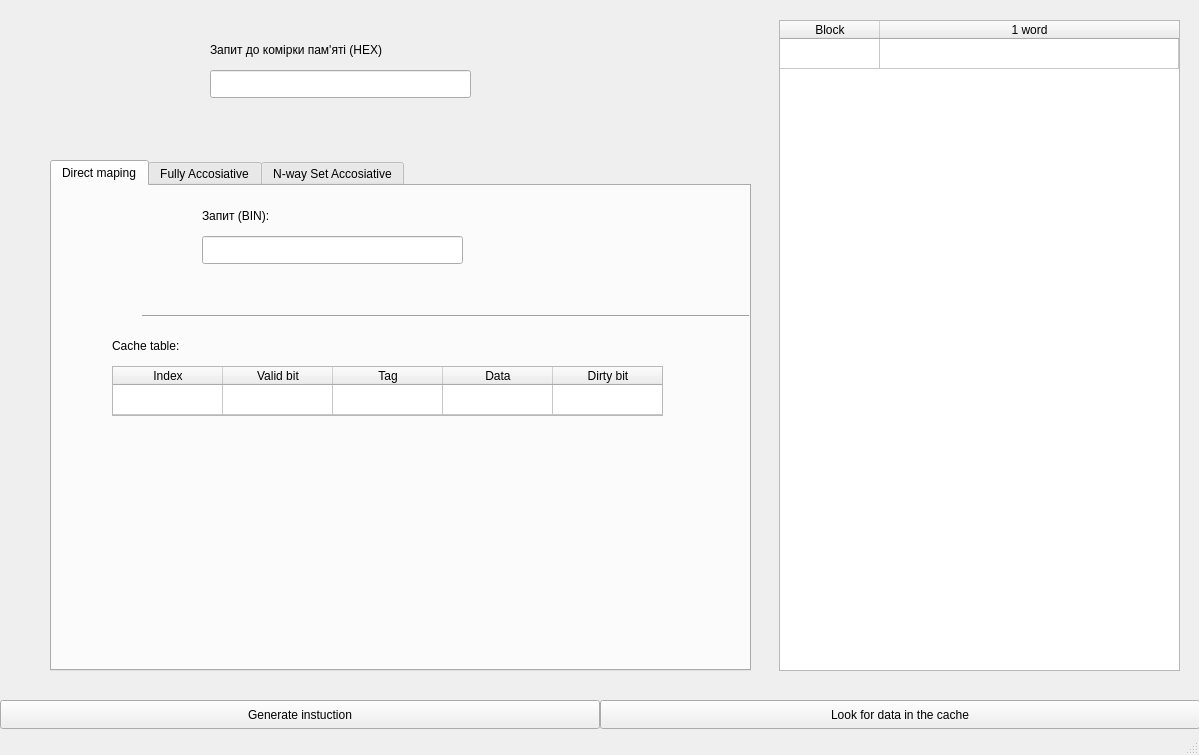
Qt form mainwindow.ui (MrSal0/cache_emulator) before a commit.
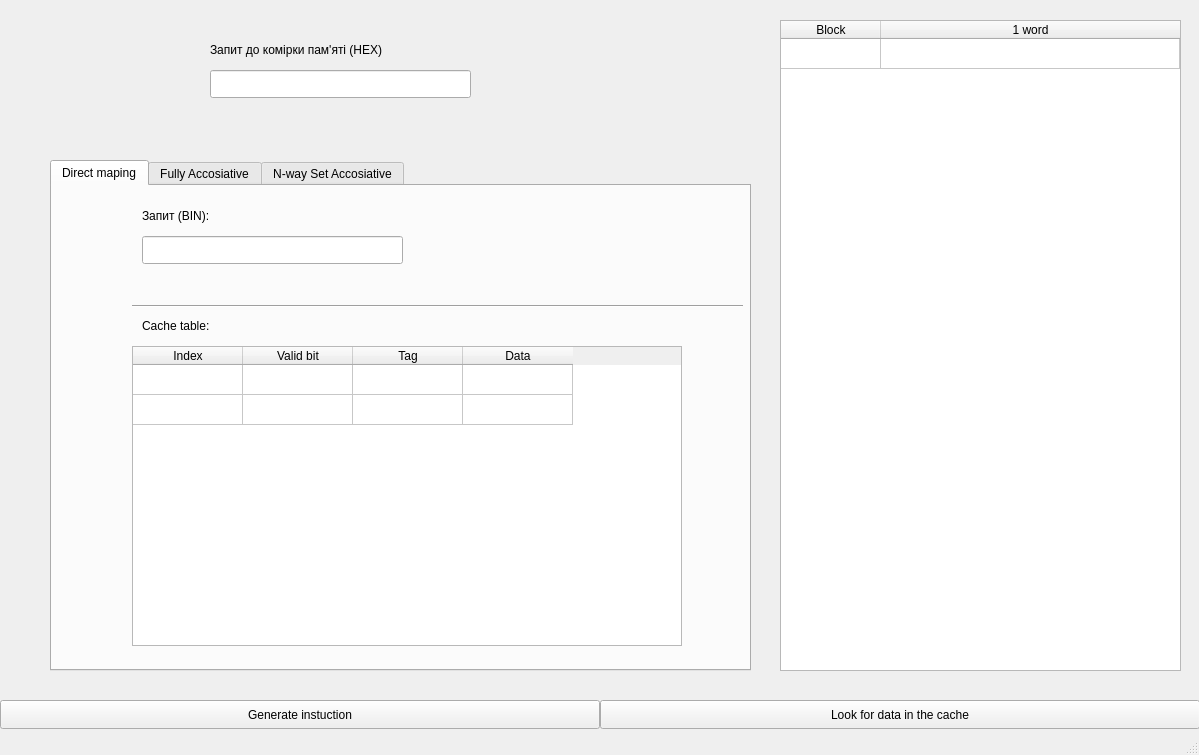
The same form after that commit.

Commit message: Direct mapped cache, part 2. First working test without writing policies.

What changed in the file:
```diff
--- a/mainwindow.ui
+++ b/mainwindow.ui
@@ -36,7 +36,7 @@
      <bool>false</bool>
     </property>
    </widget>
-   <widget class="QLabel" name="label_2">
+   <widget class="QLabel" name="label_1">
     <property name="geometry">
      <rect>
       <x>210</x>
@@ -52,7 +52,7 @@
    <widget class="QTableWidget" name="tableWidget_mainMemory">
     <property name="geometry">
      <rect>
-      <x>779</x>
+      <x>780</x>
       <y>20</y>
       <width>401</width>
       <height>651</height>
@@ -105,10 +105,10 @@
      <attribute name="title">
       <string>Direct maping</string>
      </attribute>
-     <widget class="QLabel" name="label">
+     <widget class="QLabel" name="label_2">
       <property name="geometry">
        <rect>
-        <x>150</x>
+        <x>90</x>
         <y>20</y>
         <width>91</width>
         <height>20</height>
@@ -121,20 +121,23 @@
      <widget class="QTableWidget" name="tableWidget_2">
       <property name="geometry">
        <rect>
-        <x>60</x>
-        <y>180</y>
-        <width>551</width>
-        <height>50</height>
+        <x>80</x>
+        <y>160</y>
+        <width>550</width>
+        <height>300</height>
        </rect>
       </property>
+      <property name="lineWidth">
+       <number>1</number>
+      </property>
       <property name="verticalScrollBarPolicy">
-       <enum>Qt::ScrollBarAlwaysOff</enum>
+       <enum>Qt::ScrollBarAsNeeded</enum>
       </property>
       <property name="horizontalScrollBarPolicy">
        <enum>Qt::ScrollBarAlwaysOff</enum>
       </property>
       <property name="sizeAdjustPolicy">
-       <enum>QAbstractScrollArea::AdjustToContents</enum>
+       <enum>QAbstractScrollArea::AdjustToContentsOnFirstShow</enum>
       </property>
       <property name="showDropIndicator" stdset="0">
        <bool>true</bool>
@@ -146,10 +149,10 @@
        <bool>true</bool>
       </property>
       <property name="rowCount">
-       <number>1</number>
+       <number>2</number>
       </property>
       <property name="columnCount">
-       <number>5</number>
+       <number>4</number>
       </property>
       <attribute name="horizontalHeaderVisible">
        <bool>true</bool>
@@ -166,6 +169,11 @@
       <attribute name="verticalHeaderHighlightSections">
        <bool>true</bool>
       </attribute>
+      <row>
+       <property name="text">
+        <string>Новий рядок</string>
+       </property>
+      </row>
       <row/>
       <column>
        <property name="text">
@@ -187,17 +195,12 @@
         <string>Data</string>
        </property>
       </column>
-      <column>
-       <property name="text">
-        <string>Dirty bit</string>
-       </property>
-      </column>
      </widget>
      <widget class="QLabel" name="label_3">
       <property name="geometry">
        <rect>
-        <x>60</x>
-        <y>150</y>
+        <x>90</x>
+        <y>130</y>
         <width>91</width>
         <height>20</height>
        </rect>
@@ -209,8 +212,8 @@
      <widget class="Line" name="line">
       <property name="geometry">
        <rect>
-        <x>90</x>
-        <y>120</y>
+        <x>80</x>
+        <y>110</y>
         <width>611</width>
         <height>21</height>
        </rect>
@@ -225,7 +228,7 @@
       </property>
       <property name="geometry">
        <rect>
-        <x>150</x>
+        <x>90</x>
         <y>50</y>
         <width>261</width>
         <height>28</height>
@@ -235,11 +238,11 @@
        <set>Qt::AlignCenter</set>
       </property>
       <property name="readOnly">
-       <bool>false</bool>
+       <bool>true</bool>
       </property>
      </widget>
     </widget>
-    <widget class="QWidget" name="widget">
+    <widget class="QWidget" name="tab_FA">
      <attribute name="title">
       <string>Fully Accosiative</string>
      </attribute>
```
Left out of the diff: 14 changed lines with no effect on the pictures. The commit also changes 17 other files.
